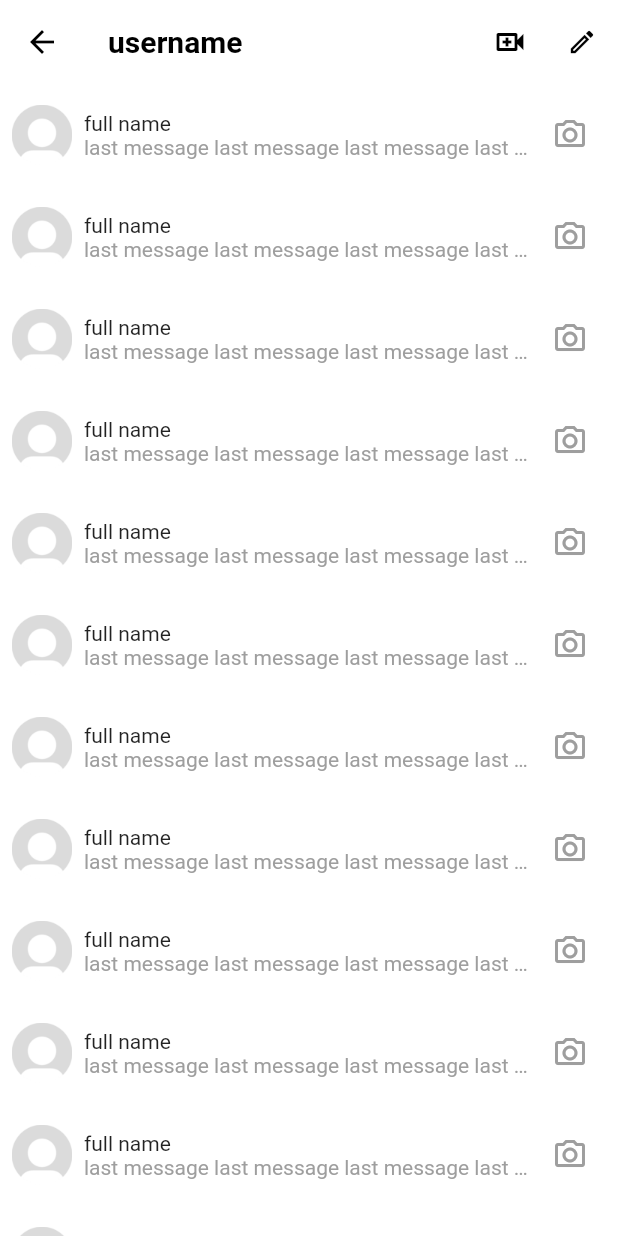
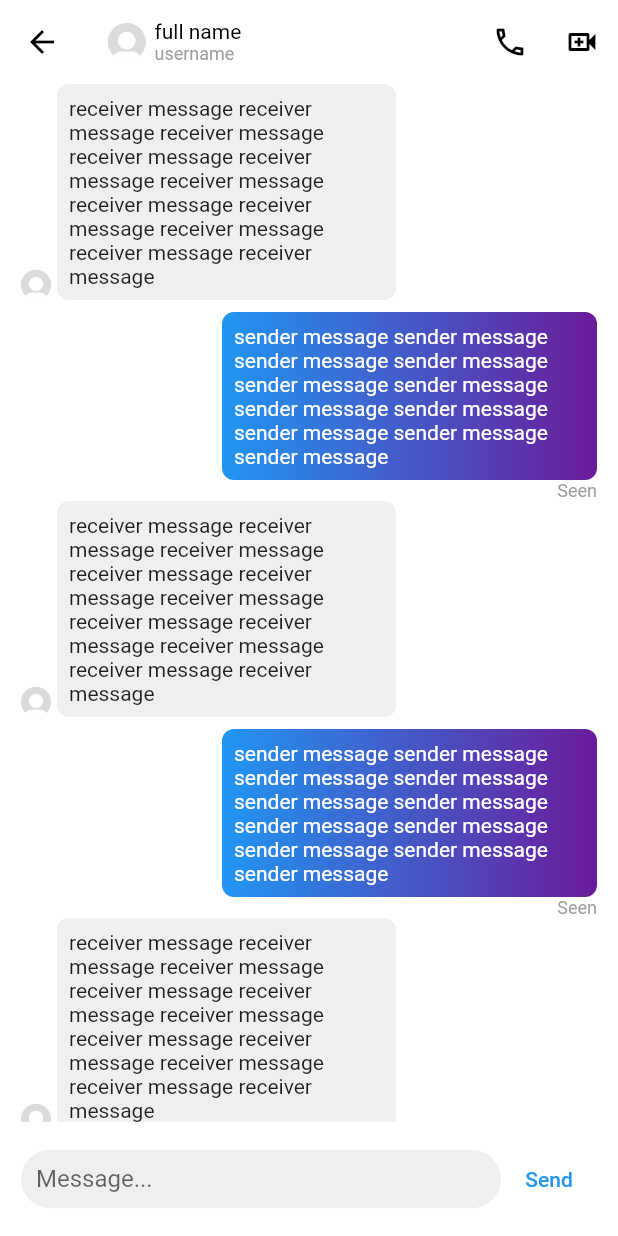
Before and after one commit to dadisntmad/flutter-instagram-clone, a Flutter app: the MessagesScreen screen opened directly, after a tap on "full name", on a phone screen of 412 x 824 dp. Run offline on Flutter 3.47's test engine with Material 2 defaults, Android fonts, the phone set to English and light mode, and no system bars; our stand-ins replace cached_network_image, cloud_firestore, firebase_auth, firebase_core, firebase_storage, flutter_svg and 1 more; accounts and stored records are empty.

Commit message:
implemented chat screen

```diff
--- /dev/null
+++ b/lib/screens/chat_screen.dart
@@ -0,0 +1,115 @@
+import 'package:flutter/material.dart';
+import 'package:instagram/constants.dart';
+import 'package:instagram/widgets/profile_image.dart';
+import 'package:instagram/widgets/receiver_message_card.dart';
+import 'package:instagram/widgets/sender_message_card.dart';
+
+class ChatScreen extends StatelessWidget {
+  final int chatId;
+
+  const ChatScreen({Key? key, required this.chatId}) : super(key: key);
+
+  @override
+  Widget build(BuildContext context) {
+    return Scaffold(
+      appBar: AppBar(
+        elevation: 0,
+        backgroundColor: Colors.white,
+        leading: const BackButton(color: Colors.black),
+        title: Row(
+          children: [
+            const ProfileImage(size: 25),
+            const SizedBox(width: 6),
+            Column(
+              crossAxisAlignment: CrossAxisAlignment.start,
+              children: const [
+                Text(
+                  'full name',
+                  style: TextStyle(
+                    fontSize: 14,
+                    fontWeight: FontWeight.normal,
+                    color: Colors.black,
+                  ),
+                ),
+                Text(
+                  'username',
+                  style: TextStyle(
+                    fontSize: 12,
+                    fontWeight: FontWeight.normal,
+                    color: Colors.grey,
+                  ),
+                ),
+              ],
+            ),
+          ],
+        ),
+        actions: [
+          IconButton(
+            onPressed: () {},
+            color: Colors.black,
+            icon: const Icon(
+              Icons.phone_outlined,
+            ),
+          ),
+          IconButton(
+            onPressed: () {},
+            color: Colors.black,
+            icon: const Icon(
+              Icons.video_call_outlined,
+            ),
+          ),
+        ],
+      ),
+      body: ListView.builder(
+        itemCount: 25,
+        itemBuilder: (BuildContext context, int index) {
+          return Padding(
+            padding: const EdgeInsets.symmetric(horizontal: 14),
+            child: Column(
+              crossAxisAlignment: CrossAxisAlignment.start,
+              children: const [
+                ReceiverMessageCard(),
+                SizedBox(height: 8),
+                SenderMessageCard(),
+              ],
+            ),
+          );
+        },
+      ),
+      bottomNavigationBar: Padding(
+        padding: MediaQuery.of(context).viewInsets,
+        child: Padding(
+          padding: const EdgeInsets.all(14.0),
+          child: Row(
+            children: [
+              Expanded(
+                child: TextField(
+                  decoration: InputDecoration(
+                    hintText: 'Message...',
+                    filled: true,
+                    fillColor: accentGrey,
+                    isDense: true,
+                    focusedBorder: OutlineInputBorder(
+                      borderRadius: BorderRadius.circular(24),
+                      borderSide: const BorderSide(
+                        color: Colors.transparent,
+                      ),
+                    ),
+                    enabledBorder: OutlineInputBorder(
+                      borderRadius: BorderRadius.circular(24),
+                      borderSide: const BorderSide(
+                        color: Colors.transparent,
+                      ),
+                    ),
+                    contentPadding: const EdgeInsets.all(10),
+                  ),
+                ),
+              ),
+              TextButton(onPressed: () {}, child: const Text('Send')),
+            ],
+          ),
+        ),
+      ),
+    );
+  }
+}
--- a/lib/screens/comment_screen.dart
+++ b/lib/screens/comment_screen.dart
@@ -12,13 +12,11 @@ import 'package:provider/provider.dart';
 class CommentScreen extends StatefulWidget {
   final String postId;
   final String userPostId;
-  final String userPicture;
 
   const CommentScreen({
     Key? key,
     required this.postId,
     required this.userPostId,
-    required this.userPicture,
   }) : super(key: key);
 
   @override
@@ -74,9 +72,7 @@ class _CommentScreenState extends State<CommentScreen> {
             .snapshots(),
         builder: (BuildContext context,
             AsyncSnapshot<QuerySnapshot<Map<String, dynamic>>> snapshot) {
-          if (snapshot.connectionState == ConnectionState.waiting) {
-            return const Loader();
-          }
+          if (snapshot.hasData) {
             return ListView.builder(
               itemCount: snapshot.data!.docs.length,
               itemBuilder: (BuildContext context, int index) {
@@ -93,7 +89,8 @@ class _CommentScreenState extends State<CommentScreen> {
                       child: Row(
                         crossAxisAlignment: CrossAxisAlignment.start,
                         children: [
-                        ProfileImage(imageUrl: data['profileImage'], size: 30),
+                          ProfileImage(
+                              imageUrl: data['profileImage'], size: 30),
                           const SizedBox(width: 10),
                           Expanded(
                             child: Column(
@@ -146,6 +143,8 @@ class _CommentScreenState extends State<CommentScreen> {
                 );
               },
             );
+          }
+          return const Loader();
         },
       ),
       bottomNavigationBar: Padding(
@@ -159,7 +158,7 @@ class _CommentScreenState extends State<CommentScreen> {
           ),
           child: Row(
             children: [
-              ProfileImage(imageUrl: widget.userPicture, size: 35),
+              ProfileImage(imageUrl: user?.imageUrl, size: 35),
               const SizedBox(width: 5),
               Expanded(
                 child: TextField(
--- a/lib/screens/messages_screen.dart
+++ b/lib/screens/messages_screen.dart
@@ -1,4 +1,5 @@
 import 'package:flutter/material.dart';
+import 'package:instagram/screens/chat_screen.dart';
 import 'package:instagram/widgets/profile_image.dart';
 
 class MessagesScreen extends StatelessWidget {
@@ -43,7 +44,13 @@ class MessagesScreen extends StatelessWidget {
         itemCount: 25,
         itemBuilder: (BuildContext context, int index) {
           return InkWell(
-            onTap: () {},
+            onTap: () {
+              Navigator.of(context).push(
+                MaterialPageRoute(
+                  builder: (context) => ChatScreen(chatId: index),
+                ),
+              );
+            },
             child: Padding(
               padding: const EdgeInsets.symmetric(horizontal: 8, vertical: 10),
               child: Column(
--- a/lib/widgets/post_card.dart
+++ b/lib/widgets/post_card.dart
@@ -160,7 +160,6 @@ class _PostCardState extends State<PostCard> {
                             builder: (context) => CommentScreen(
                               postId: widget.postId,
                               userPostId: snapshot['uid'],
-                              userPicture: snapshot['profileImage'],
                             ),
                           ),
                         );
@@ -227,7 +226,6 @@ class _PostCardState extends State<PostCard> {
                             builder: (context) => CommentScreen(
                               postId: widget.postId,
                               userPostId: snapshot['uid'],
-                              userPicture: snapshot['profileImage'],
                             ),
                           ),
                         );
--- /dev/null
+++ b/lib/widgets/receiver_message_card.dart
@@ -0,0 +1,38 @@
+import 'package:flutter/material.dart';
+import 'package:instagram/constants.dart';
+import 'package:instagram/widgets/profile_image.dart';
+
+class ReceiverMessageCard extends StatelessWidget {
+  const ReceiverMessageCard({Key? key}) : super(key: key);
+
+  @override
+  Widget build(BuildContext context) {
+    return Align(
+      alignment: Alignment.centerLeft,
+      child: SizedBox(
+        width: 250,
+        child: Row(
+          crossAxisAlignment: CrossAxisAlignment.end,
+          children: [
+            const ProfileImage(size: 20),
+            const SizedBox(width: 4),
+            Expanded(
+              child: Container(
+                decoration: BoxDecoration(
+                  color: accentGrey,
+                  borderRadius: BorderRadius.circular(8),
+                ),
+                child: const Padding(
+                  padding: EdgeInsets.all(8.0),
+                  child: Text(
+                    'receiver message receiver message receiver message receiver message receiver message receiver message receiver message receiver message receiver message receiver message receiver message',
+                  ),
+                ),
+              ),
+            ),
+          ],
+        ),
+      ),
+    );
+  }
+}
--- /dev/null
+++ b/lib/widgets/sender_message_card.dart
@@ -0,0 +1,45 @@
+import 'package:flutter/material.dart';
+
+class SenderMessageCard extends StatelessWidget {
+  const SenderMessageCard({Key? key}) : super(key: key);
+
+  @override
+  Widget build(BuildContext context) {
+    return Align(
+      alignment: Alignment.centerRight,
+      child: SizedBox(
+        width: 250,
+        child: Column(
+          crossAxisAlignment: CrossAxisAlignment.end,
+          children: [
+            Container(
+              decoration: BoxDecoration(
+                gradient: LinearGradient(
+                  colors: [
+                    Colors.blue,
+                    Colors.purple.shade800,
+                  ],
+                ),
+                borderRadius: BorderRadius.circular(8),
+              ),
+              child: const Padding(
+                padding: EdgeInsets.all(8.0),
+                child: Text(
+                  'sender message sender message sender message sender message sender message sender message sender message sender message sender message sender message sender message',
+                  style: TextStyle(color: Colors.white),
+                ),
+              ),
+            ),
+            const Text(
+              'Seen',
+              style: TextStyle(
+                fontSize: 12,
+                color: Colors.grey,
+              ),
+            ),
+          ],
+        ),
+      ),
+    );
+  }
+}
```
Lines whose indentation alone changed are shown as unchanged.
